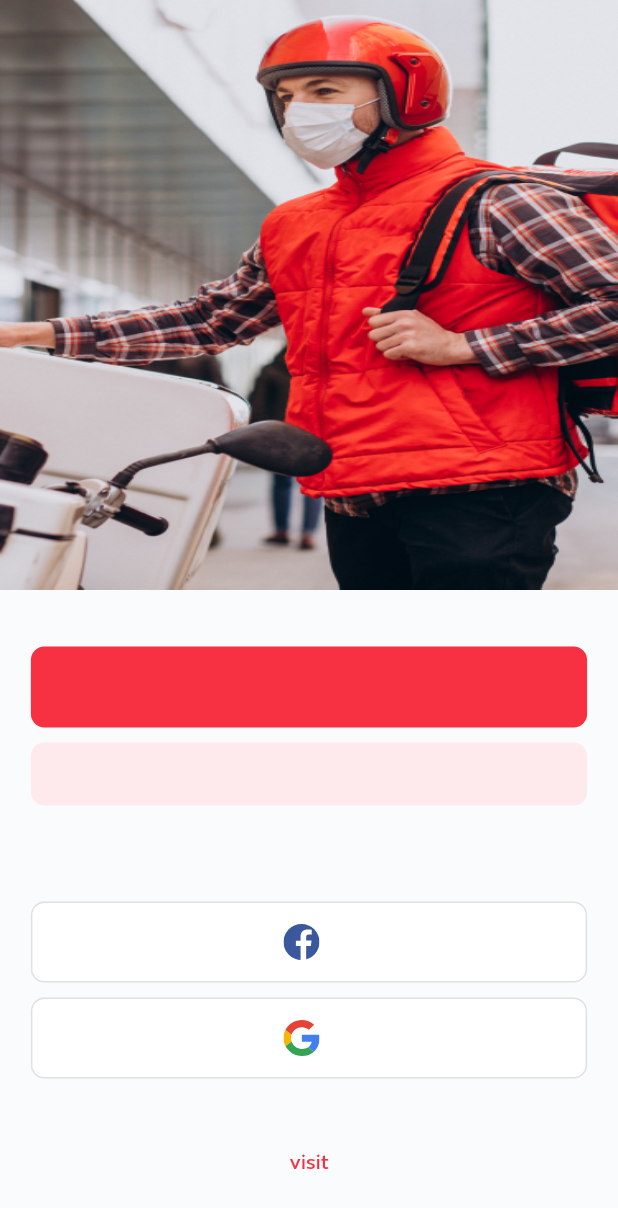
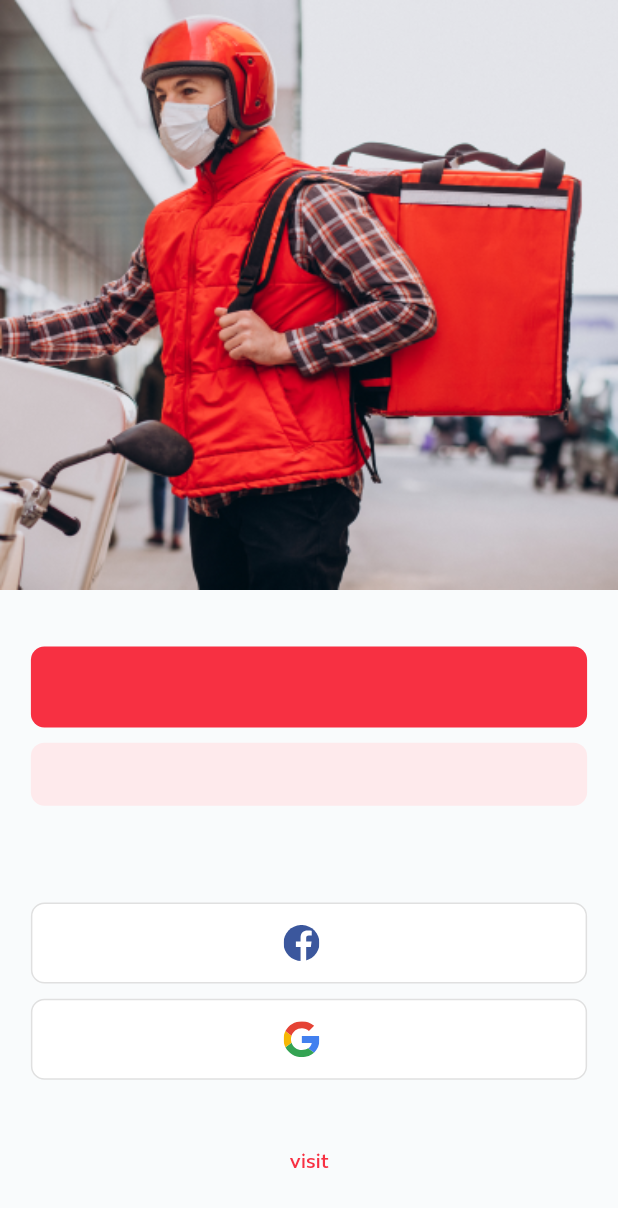
Before and after one commit to KHgamal/mealy, a Flutter app: the EntranceView screen opened directly, on a phone screen of 412 x 824 dp. Shown: the top 1208 px of the screen. Run offline on Flutter 3.47's test engine with Material 3 defaults, Android fonts, the phone set to English and light mode, and no system bars; our stand-ins replace equatable, flutter_svg, pin_code_fields, toggle_switch.

Commit message:
fixing some isses of entrance page

```diff
--- /dev/null
+++ b/lib/features/Auth/presentation/widgets/auth_header.dart
@@ -0,0 +1,10 @@
+import 'package:flutter/material.dart';
+
+class AuthHeader extends StatelessWidget {
+  const AuthHeader({super.key});
+
+  @override
+  Widget build(BuildContext context) {
+    return const Column();
+  }
+}
--- a/lib/features/onBoarding/presentation/widgets/entrance_view_body.dart
+++ b/lib/features/onBoarding/presentation/widgets/entrance_view_body.dart
@@ -14,18 +14,18 @@ class EntranceViewBody extends StatelessWidget {
   Widget build(BuildContext context) {
     return Center(
       child: Column(
-        mainAxisSize: MainAxisSize.min,
+        mainAxisSize: MainAxisSize.max,
         crossAxisAlignment: CrossAxisAlignment.stretch,
         //mainAxisAlignment: MainAxisAlignment.center,
         children: [
           Expanded(
             child: Image.asset(
-              Assets.imagesOnBoarding3,
+              'assets/images/onBoarding4.png',
               fit: BoxFit.fill,
             ),
           ),
-          const SizedBox(
-            height: 38,
+          SizedBox(
+            height: MediaQuery.sizeOf(context).height * 0.046,
           ),
           const Flexible(child: AuthenticationType())
         ],
@@ -43,29 +43,29 @@ class AuthenticationType extends StatelessWidget {
       child: Column(
         children: [
           CommonButton(txt: '', onPressed: () {}, radius: 9),
-          const SizedBox(
-            height: 10,
+          SizedBox(
+            height: MediaQuery.sizeOf(context).height * 0.0123,
           ),
           PinkButton(
             txt: '',
             onPressed: () {},
             radius: 9,
-            width: MediaQuery.of(context).size.width * 0.9,
+            width: MediaQuery.sizeOf(context).width * 0.9,
           ),
-          const SizedBox(
-            height: 24,
+          SizedBox(
+            height: MediaQuery.sizeOf(context).height * 0.0295,
           ),
           Text(
             '',
             style: Styles.textStyleMedium16(context),
           ),
-          const SizedBox(
-            height: 21,
+          SizedBox(
+            height: MediaQuery.sizeOf(context).height * 0.0258,
           ),
           AuthButton(
               txt: '', onPressed: () {}, image: Assets.imagesFacebookIcon),
-          const SizedBox(
-            height: 10,
+          SizedBox(
+            height: MediaQuery.sizeOf(context).height * 0.0123,
           ),
           AuthButton(txt: '', onPressed: () {}, image: Assets.imagesGoogleIcon),
           const Spacer(),
@@ -75,8 +75,8 @@ class AuthenticationType extends StatelessWidget {
                 style: Styles.textStyleMedium16(context)
                     .copyWith(color: AllColors.buttonMainColor)),
           ),
-          const SizedBox(
-            height: 24,
+          SizedBox(
+            height: MediaQuery.sizeOf(context).height * 0.0295,
           ),
         ],
       ),
--- a/lib/features/splash/Presentation/views/widgets/fading_logo.dart
+++ b/lib/features/splash/Presentation/views/widgets/fading_logo.dart
@@ -2,6 +2,7 @@ import 'package:flutter/material.dart';
 import 'package:flutter_svg/svg.dart';
 
 import '../../../../../generated/assets.dart';
+import '../../../../onBoarding/presentation/views/on_boarding_view.dart';
 
 class FadingLogo extends StatefulWidget {
   const FadingLogo({super.key});
@@ -55,17 +56,17 @@ class _FadingLogoState extends State<FadingLogo>
     animationController.forward();
   }
 
-  // void navigateToHome() {
-  //   Future.delayed(
-  //     const Duration(seconds: 2),
-  //     () {
-  //       // Get.to(() => const HomeView(),
-  //       //     // calculations
-  //       //     transition: Transition.fade,
-  //       //     duration: kTranstionDuration);
+  void navigateToHome() {
+    Future.delayed(
+      const Duration(seconds: 2),
+      () {
+        // Get.to(() => const HomeView(),
+        //     // calculations
+        //     transition: Transition.fade,
+        //   duration: kTranstionDuration);
 
-  //       GoRouter.of(context).push(AppRouter.kHomeView);
-  //     },
-  //   );
-  // }
+        Navigator.pushNamed(context, OnBoardingView.id);
+      },
+    );
+  }
 }
--- a/lib/main.dart
+++ b/lib/main.dart
@@ -4,8 +4,6 @@ import 'package:mealy/core/common/res/colors.dart';
 import 'package:mealy/features/splash/Presentation/views/splash_view.dart';
 import 'package:mealy/generated/l10n.dart';
 
-import 'features/Auth/presentation/views/otp_view.dart';
-import 'features/Auth/presentation/widgets/otp.dart';
 import 'features/onBoarding/presentation/views/on_boarding_view.dart';
 
 void main() {
@@ -28,13 +26,14 @@ class MyApp extends StatelessWidget {
       ],
       supportedLocales: S.delegate.supportedLocales,
       theme: ThemeData(
-        scaffoldBackgroundColor:AllColors.buttonTextColor,
+        scaffoldBackgroundColor: AllColors.buttonTextColor,
         useMaterial3: true,
         fontFamily: "Expo Arabic",
       ),
       routes: {
         OnBoardingView.id: (_) => const OnBoardingView(),
       },
-      home: SplashView());
+      home: const SplashView(),
+    );
   }
 }
```
Also changed, not shown: assets/images/onBoarding4.png (added), pubspec.lock.
